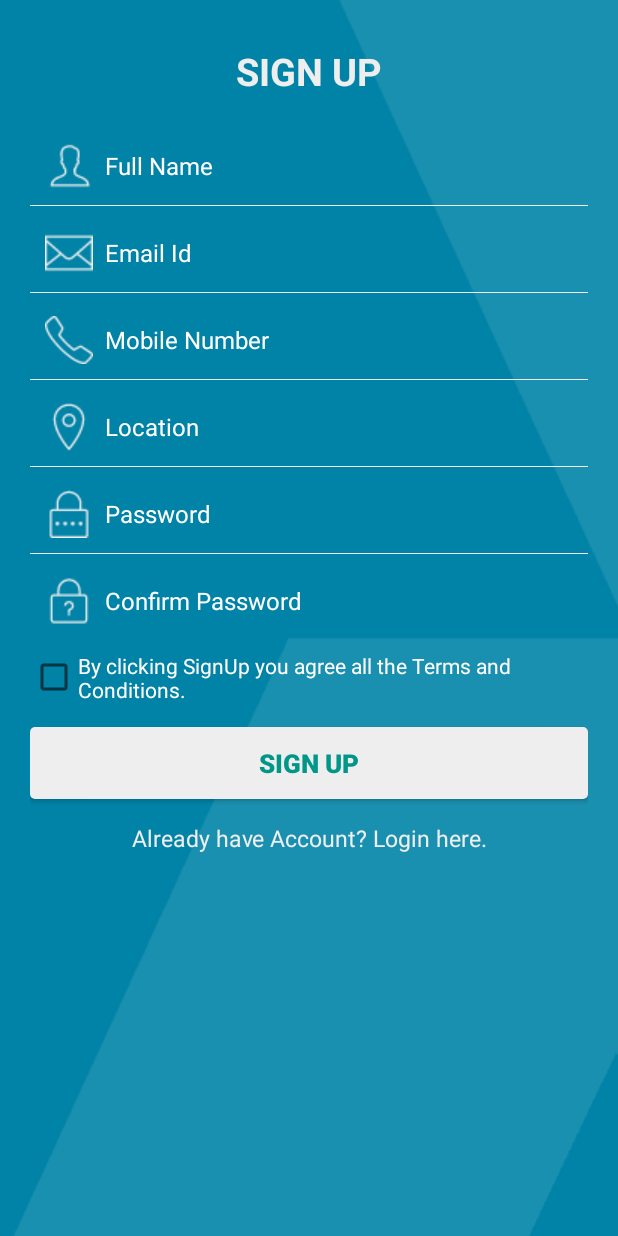
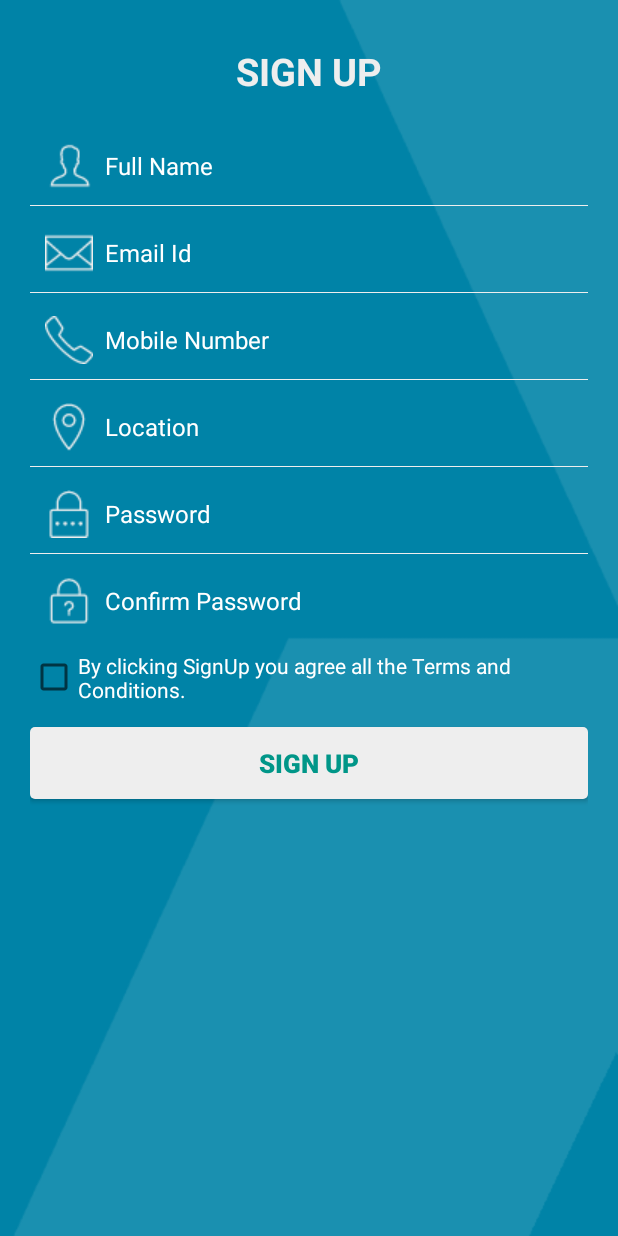
Before and after one commit to SanduSuresh/KeralaFloodRescue, an Android app: the VolunteerSignup screen opened directly, with no data from a screen before it, on a phone screen of 412 x 824 dp. Run offline under Robolectric (Android 15) with nearby library versions, the phone set to English and light mode, and no system bars.

```diff
--- a/app/src/main/res/layout/activity_volunteer_signup.xml
+++ b/app/src/main/res/layout/activity_volunteer_signup.xml
@@ -43,7 +43,7 @@
         android:background="@color/white_greyish" />
 
     <EditText
-        android:id="@+id/userEmailId"
+        android:id="@+id/emailText"
         android:layout_width="fill_parent"
         android:layout_height="wrap_content"
         android:layout_marginTop="5dp"
@@ -65,7 +65,7 @@
         android:background="@color/white_greyish" />
 
     <EditText
-        android:id="@+id/mobileNumber"
+        android:id="@+id/mobText"
         android:layout_width="fill_parent"
         android:layout_height="wrap_content"
         android:layout_marginTop="5dp"
@@ -87,7 +87,7 @@
         android:background="@color/white_greyish" />
 
     <EditText
-        android:id="@+id/location"
+        android:id="@+id/locText"
         android:layout_width="fill_parent"
         android:layout_height="wrap_content"
         android:layout_marginTop="5dp"
@@ -109,7 +109,7 @@
         android:background="@color/white_greyish" />
 
     <EditText
-        android:id="@+id/password"
+        android:id="@+id/passwordText"
         android:layout_width="fill_parent"
         android:layout_height="wrap_content"
         android:layout_marginTop="5dp"
@@ -131,7 +131,7 @@
         android:background="@color/white_greyish" />
 
     <EditText
-        android:id="@+id/confirmPassword"
+        android:id="@+id/cpasswordText"
         android:layout_width="fill_parent"
         android:layout_height="wrap_content"
         android:layout_marginTop="5dp"
@@ -157,7 +157,7 @@
         android:textSize="14sp" />
 
     <Button
-        android:id="@+id/signUpBtn"
+        android:id="@+id/signupBtn"
         android:layout_width="fill_parent"
         android:layout_height="wrap_content"
         android:layout_marginTop="15dp"
@@ -168,16 +168,4 @@
         android:textSize="17sp"
         android:textStyle="bold" />
 
-    <TextView
-        android:id="@+id/already_user"
-        android:layout_width="wrap_content"
-        android:layout_height="wrap_content"
-        android:layout_gravity="center_horizontal"
-        android:layout_marginTop="5dp"
-        android:gravity="center"
-        android:padding="10dp"
-        android:text="@string/already_user"
-        android:textColor="@color/white_greyish"
-        android:textSize="15sp" />
-
 </LinearLayout>
```
Also changed, not shown: app/src/main/java/com/example/keralafloodrescue/VolunteerSignup.java (+107 -1 lines), app/src/main/res/layout/activity_victim_home.xml (+16 -10 lines), app/src/main/res/drawable/district.png (added).
